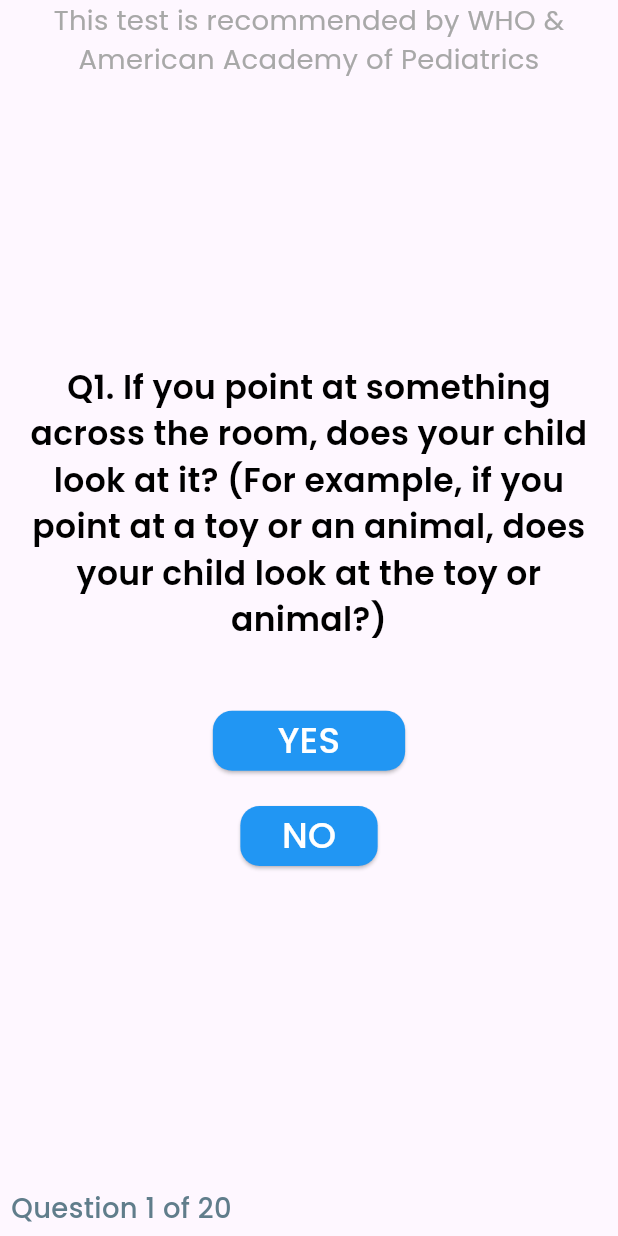
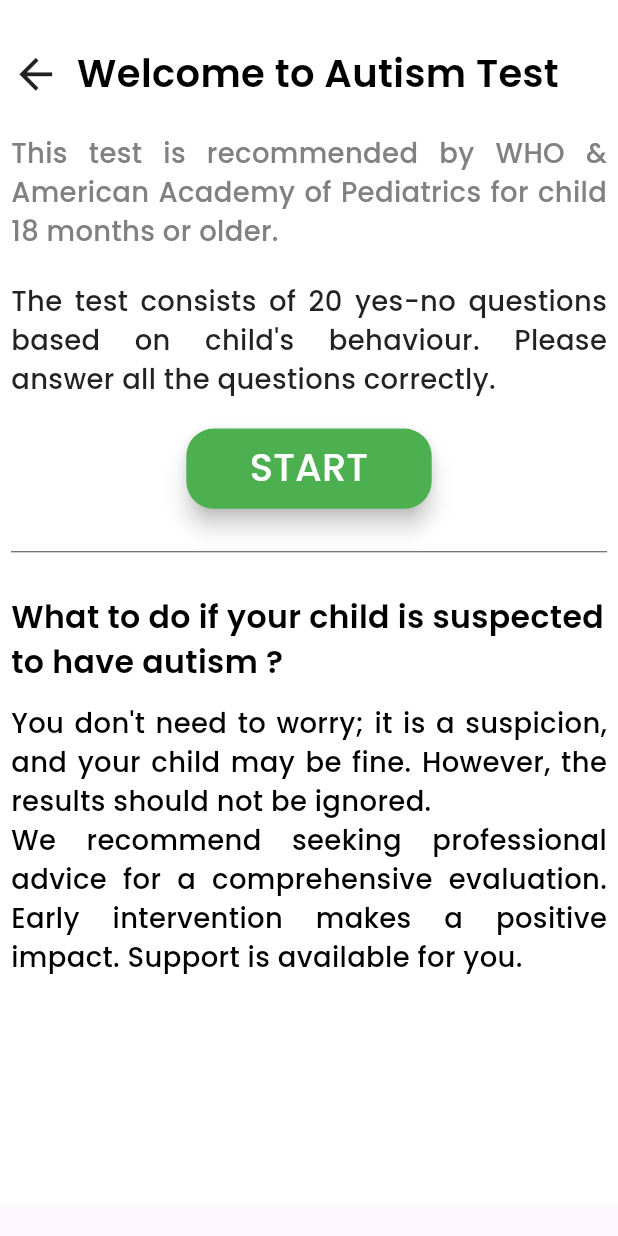
Before and after one commit to arush-shri/babynamaRecreation, a Flutter app: the AutismTestPage screen opened directly, on a phone screen of 412 x 824 dp. Run offline on Flutter 3.47's test engine with Material 3 defaults, Android fonts, the light colour scheme and no system bars; our stand-ins replace flutter_screenutil, google_fonts.

Commit message:
ui changes

```diff
--- a/lib/autism_test_page.dart
+++ b/lib/autism_test_page.dart
@@ -41,6 +41,7 @@ class _AutismTestPageState extends State<AutismTestPage> {
   int index = 0;
   PageController pageController = PageController();
   bool _showResult = false;
+  bool _showWelcomePage = true;
 
   @override
   Widget build(BuildContext context) {
@@ -50,19 +51,8 @@ class _AutismTestPageState extends State<AutismTestPage> {
       builder: (context, child){
         return Scaffold(
           body: SafeArea(
-            child: _showResult? _showResultScreen() : Stack(
+            child:  _showWelcomePage? _welcomePage() : _showResult? _showResultScreen() : Stack(
               children: [
-                Text(
-                  "This test is recommended by WHO & American Academy of Pediatrics",
-                  style: GoogleFonts.poppins(
-                    textStyle: TextStyle(
-                      fontSize: 20.sp,
-                      color: const Color(0xFFA8A8A8),
-                      fontWeight: FontWeight.w400,
-                    ),
-                  ),
-                  textAlign: TextAlign.center,
-                ),
                 PageView.builder(
                   controller: pageController,
                   itemCount: autismQuestions.length,
@@ -250,6 +240,7 @@ class _AutismTestPageState extends State<AutismTestPage> {
         ],
       ) : Column(
         children: [
+          SizedBox(height: 40.h,),
           Text(
             'Your child is at risk, please consult',
             style: GoogleFonts.poppins(
@@ -284,4 +275,130 @@ class _AutismTestPageState extends State<AutismTestPage> {
       ),
     );
   }
+
+  Widget _welcomePage(){
+    return Container(
+      height: 780.h,
+      width: 450.w,
+      color: Colors.white,
+      padding: EdgeInsets.symmetric(horizontal: 8.w),
+      child: Column(
+        crossAxisAlignment: CrossAxisAlignment.start,
+        children: [
+          SizedBox(height: 30.h,),
+          Center(
+            child: Row(
+              children: [
+                GestureDetector(
+                  onTap: (){
+                    Navigator.of(context).pop();
+                  },
+                  child: Icon(
+                      Icons.arrow_back_sharp,
+                    size: 36.w,
+                  ),
+                ),
+                SizedBox(width: 12.w,),
+                Text(
+                  'Welcome to Autism Test',
+                  style: GoogleFonts.poppins(
+                    textStyle: TextStyle(
+                      fontSize: 28.sp,
+                      color: Colors.black,
+                      fontWeight: FontWeight.w600,
+                    ),
+                  ),
+                  textAlign: TextAlign.center,
+                ),
+              ],
+            ),
+          ),
+          SizedBox(height: 20.h,),
+          Text(
+            'This test is recommended by WHO & American Academy of Pediatrics for child 18 months or older.',
+            style: GoogleFonts.poppins(
+              textStyle: TextStyle(
+                fontSize: 20.sp,
+                color: const Color(0xFF818181),
+                fontWeight: FontWeight.w500,
+              ),
+            ),
+            textAlign: TextAlign.justify,
+          ),
+          SizedBox(height: 20.h,),
+          Text(
+            'The test consists of 20 yes-no questions based on child\'s behaviour. Please answer all the questions correctly.',
+            style: GoogleFonts.poppins(
+              textStyle: TextStyle(
+                fontSize: 20.sp,
+                color: Colors.black87,
+                fontWeight: FontWeight.w500,
+              ),
+            ),
+            textAlign: TextAlign.justify,
+          ),
+          SizedBox(height: 20.h,),
+          Center(
+            child: ElevatedButton(
+              style: ElevatedButton.styleFrom(
+                elevation: 6.h,
+                  backgroundColor: Colors.green,
+                  shape: RoundedRectangleBorder(
+                      borderRadius: BorderRadius.circular(20.w)
+                  )
+              ),
+              onPressed: (){
+                setState(() {
+                  _showWelcomePage = false;
+                });
+              },
+              child: Padding(
+                padding: EdgeInsets.symmetric(horizontal: 20.w, vertical: 8.h),
+                child: Text(
+                  'START',
+                  style: GoogleFonts.poppins(
+                    textStyle: TextStyle(
+                      fontSize: 28.sp,
+                      color: Colors.white,
+                      fontWeight: FontWeight.w500,
+                    ),
+                  ),
+                  textAlign: TextAlign.center,
+                ),
+              ),
+            ),
+          ),
+          SizedBox(height: 20.h,),
+          Divider(
+            thickness: 1.w,
+            color: Colors.black54,
+          ),
+          SizedBox(height: 20.h,),
+          Text(
+            'What to do if your child is suspected to have autism ?',
+            style: GoogleFonts.poppins(
+              textStyle: TextStyle(
+                fontSize: 23.sp,
+                color: Colors.black,
+                fontWeight: FontWeight.w600,
+              ),
+            ),
+            textAlign: TextAlign.left,
+          ),
+          SizedBox(height: 12.h,),
+          Text(
+            'You don\'t need to worry; it is a suspicion, and your child may be fine. However, the results should not be ignored.\nWe recommend seeking professional advice for a comprehensive evaluation. Early intervention makes a positive impact. Support is available for you.',
+            style: GoogleFonts.poppins(
+              textStyle: TextStyle(
+                fontSize: 20.sp,
+                color: Colors.black,
+                fontWeight: FontWeight.w500,
+              ),
+            ),
+            textAlign: TextAlign.justify,
+          ),
+        ],
+      ),
+    );
+  }
 }
--- a/lib/customWidgets/custom_button.dart
+++ /dev/null
@@ -1,25 +0,0 @@
-import 'package:flutter/material.dart';
-import 'package:flutter_screenutil/flutter_screenutil.dart';
-
-class CustomButton extends StatelessWidget {
-  const CustomButton({super.key});
-
-  @override
-  Widget build(BuildContext context) {
-    return ElevatedButton(
-        onPressed: (){},
-        style: ElevatedButton.styleFrom(
-            shape: RoundedRectangleBorder(
-                borderRadius: BorderRadius.circular(10.h)
-            ),
-            fixedSize: Size(200.w, 50.h),
-            backgroundColor: const Color(0xFFA52FF3),
-            elevation: 8
-        ),
-        child: Text("Register",
-          style: TextStyle(fontSize: 26.sp, fontFamily: "Lexend",
-              fontWeight: FontWeight.w700, color: Colors.white),
-        )
-    );
-  }
-}
--- a/lib/vaccine_page.dart
+++ b/lib/vaccine_page.dart
@@ -344,6 +344,7 @@ class _VaccinePageState extends State<VaccinePage> with TickerProviderStateMixin
                           height: 200.h,
                         ),
                       ),
+                      SizedBox(height: 16.h,),
                       Text("Why vaccinate your child ?",
                         style: GoogleFonts.poppins(
                           textStyle: TextStyle(
```
